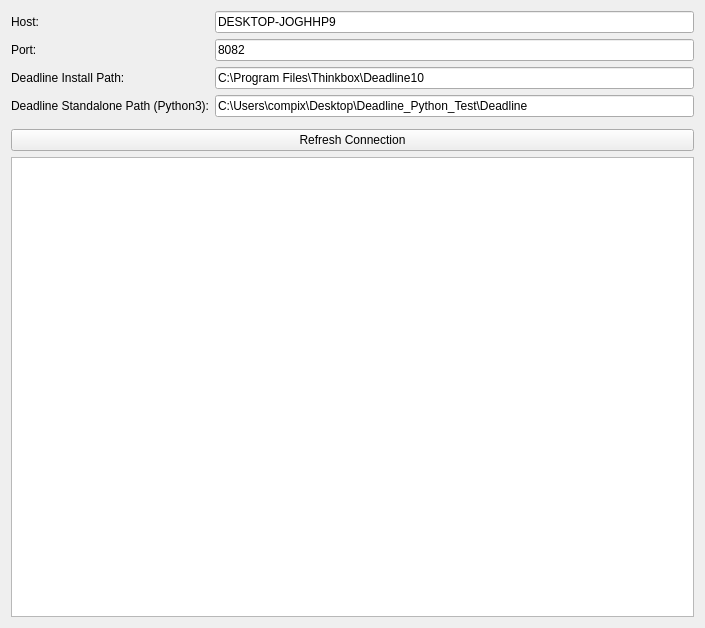
compix/MetadataManager, file assets/ui_files/deadlineService.ui: the form before one commit.
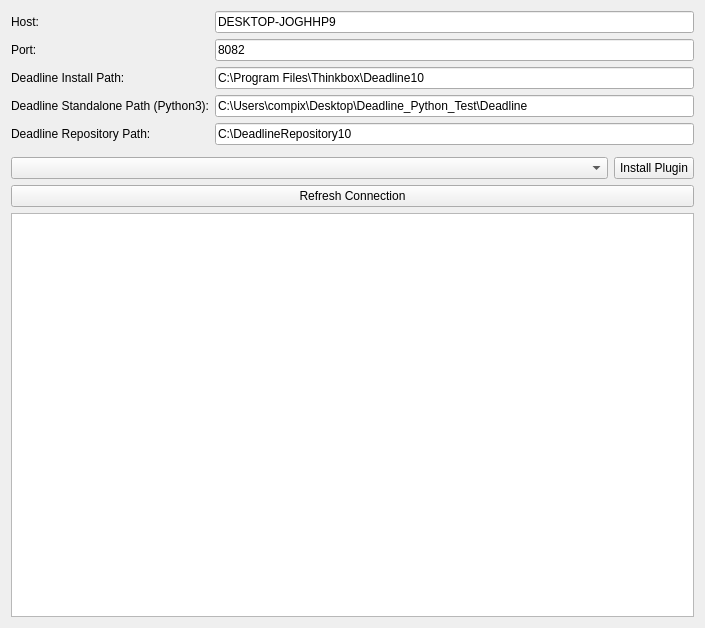
The form after the commit.

Commit message: Added 3ds max pipeline deadline submission support and plugin installation

The edit to the form file:
```diff
--- a/assets/ui_files/deadlineService.ui
+++ b/assets/ui_files/deadlineService.ui
@@ -78,6 +78,40 @@
        </property>
       </widget>
      </item>
+     <item row="4" column="0">
+      <widget class="QLabel" name="label_5">
+       <property name="text">
+        <string>Deadline Repository Path:</string>
+       </property>
+      </widget>
+     </item>
+     <item row="4" column="1">
+      <widget class="QLineEdit" name="deadlineRepositoryLocationLineEdit">
+       <property name="text">
+        <string>C:\DeadlineRepository10</string>
+       </property>
+      </widget>
+     </item>
+    </layout>
+   </item>
+   <item>
+    <layout class="QHBoxLayout" name="horizontalLayout">
+     <item>
+      <widget class="QComboBox" name="installPluginComboBox"/>
+     </item>
+     <item>
+      <widget class="QPushButton" name="installPluginButton">
+       <property name="maximumSize">
+        <size>
+         <width>80</width>
+         <height>16777215</height>
+        </size>
+       </property>
+       <property name="text">
+        <string>Install Plugin</string>
+       </property>
+      </widget>
+     </item>
     </layout>
    </item>
    <item>
```
The commit also changes 2 other files.
